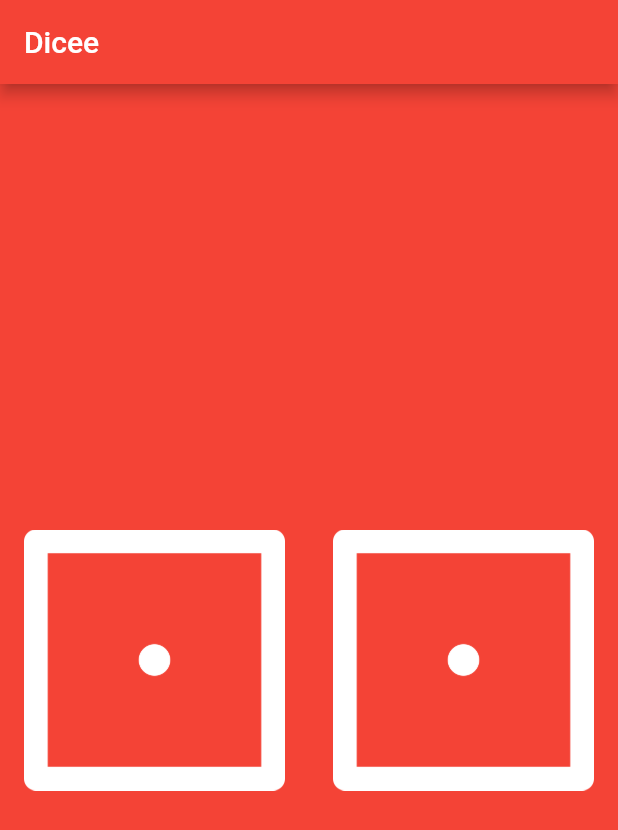
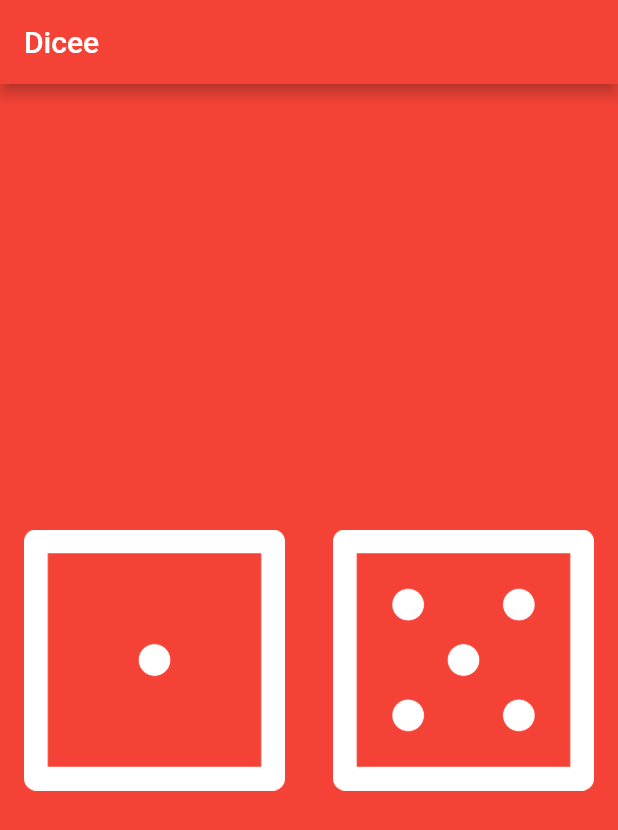
Before and after one commit to bhatiak2050/flutter_Dicee, a Flutter app: the screen it shows after launch, on a phone screen of 412 x 824 dp. Shown: the top 830 px of the screen. Run offline on Flutter 3.47's test engine with Material 2 defaults, Android fonts, the phone set to English and light mode, and no system bars.

```diff
--- a/lib/main.dart
+++ b/lib/main.dart
@@ -18,6 +18,10 @@ void main() {
 class DicePage extends StatelessWidget {
   @override
   Widget build(BuildContext context) {
+
+    int leftDieNo = 1;
+    int rightDieNo = 5;
+
     return Center(
       child: Row(
         children: <Widget>[
@@ -26,14 +30,14 @@ class DicePage extends StatelessWidget {
                 onPressed: (){
                   print("Left button pressed");
                 },
-            child: Image.asset('images/dice1.png'),
+            child: Image.asset('images/dice$leftDieNo.png'),
           )),
           Expanded(
             child: FlatButton(
               onPressed: (){
-                  print("Right button pressed");
+                print("Right button pressed");
               },
-              child: Image.asset('images/dice1.png'),
+              child: Image.asset('images/dice$rightDieNo.png'),
             ),
           ),
         ],
```
